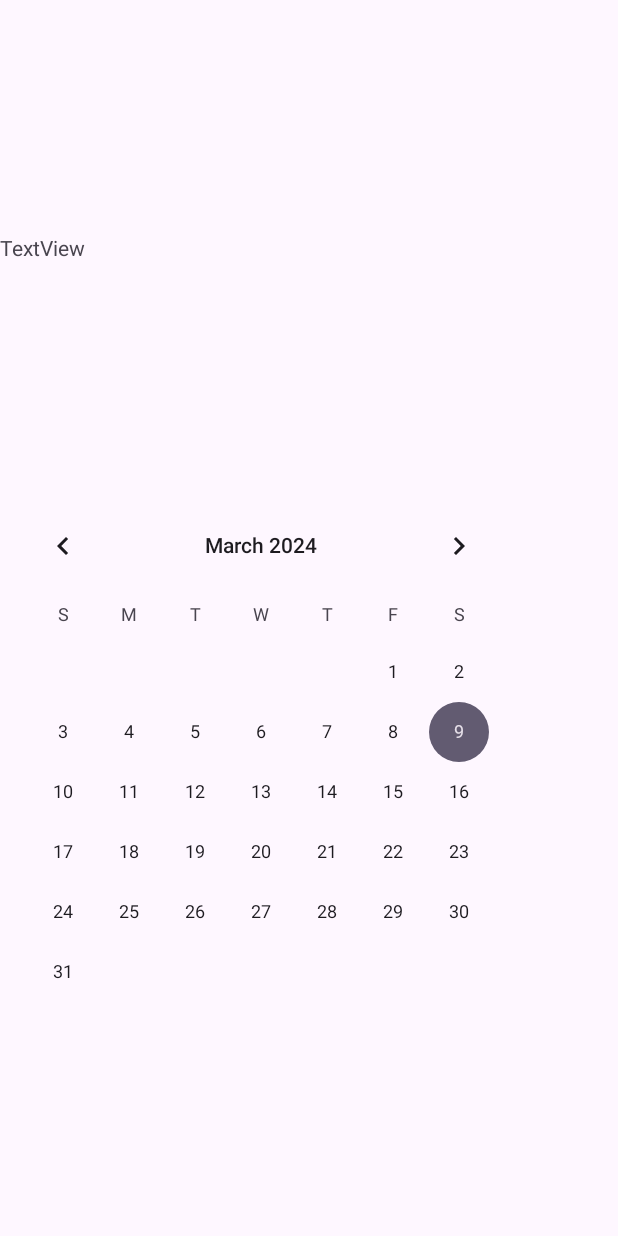
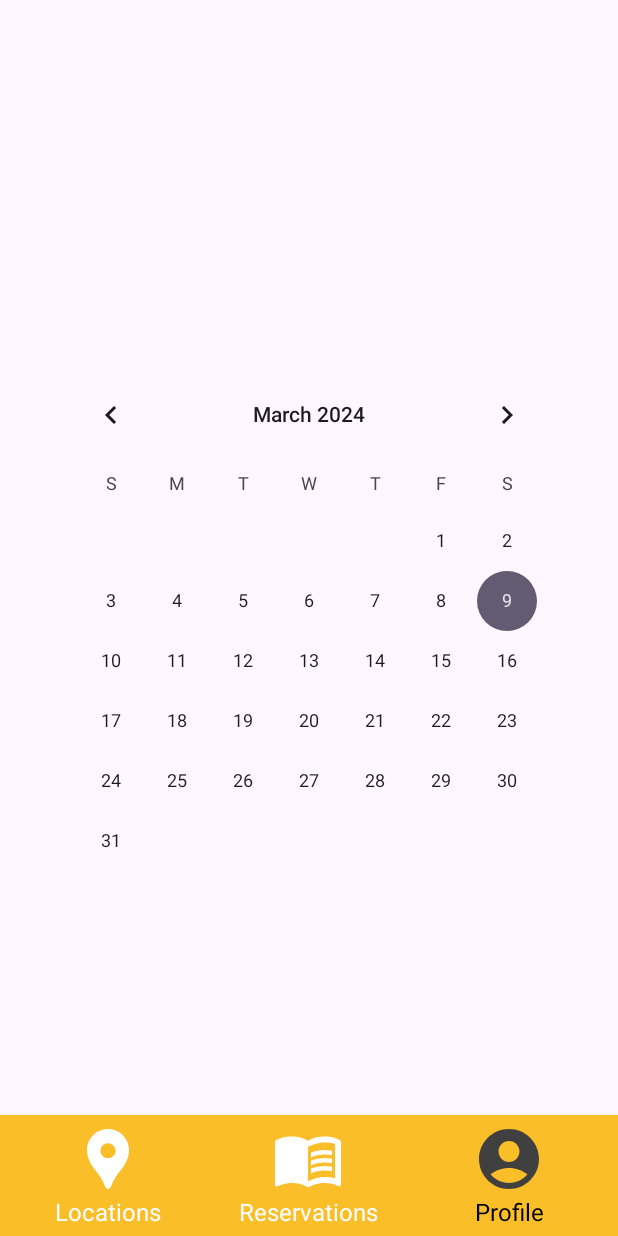
Before and after one commit to NicHerce/MOBDEV-MCO, an Android app: the ReserveLocationActivity screen opened directly, with no data from a screen before it, on a phone screen of 412 x 824 dp. Run offline under Robolectric (Android 15) with nearby library versions, the phone set to English and light mode, and no system bars.

Commit message:
few more edits on reserve location

```diff
--- a/app/src/main/java/com/mobdeve/s12/group9/mobdev_mco/HomeActivity.kt
+++ b/app/src/main/java/com/mobdeve/s12/group9/mobdev_mco/HomeActivity.kt
@@ -31,9 +31,9 @@ class HomeActivity : AppCompatActivity() {
             val imageId: Int = result.data?.getIntExtra(ReserveLocationActivity.imageIdKey, 0)!!
             val position: Int = result.data?.getIntExtra(ReserveLocationActivity.positionKey, 0)!!
 
-//            Log.d(TAG, "" + name)
-//            Log.d(TAG, "" + imageId)
-//            Log.d(TAG, "" + position)
+            Log.d(TAG, "" + name)
+            Log.d(TAG, "" + imageId)
+            Log.d(TAG, "" + position)
 //            val locationModel = LocationModel(name, imageId)
 //            Log.d(TAG, "" + locationModel)
 //            this.locationModelList.removeAt(position)
--- a/app/src/main/java/com/mobdeve/s12/group9/mobdev_mco/MyAdapter.kt
+++ b/app/src/main/java/com/mobdeve/s12/group9/mobdev_mco/MyAdapter.kt
@@ -1,6 +1,7 @@
 package com.mobdeve.s12.group9.mobdev_mco
 
 import android.content.Intent
+import android.util.Log
 import android.view.LayoutInflater
 import android.view.ViewGroup
 import androidx.activity.result.ActivityResultLauncher
@@ -11,6 +12,7 @@ import com.mobdeve.s12.group9.mobdev_mco.databinding.LocationsLayoutBinding
 // Adapter requires 3 functions: onCreateViewHolder, onBindViewHolder, and getItemCount
 class MyAdapter(private val data: ArrayList<LocationModel>, private val reserveLocationSlotLauncher: ActivityResultLauncher<Intent>) : Adapter<MyViewHolder>() {
     companion object {
+        const val TAG: String = "My Adapter"
         const val nameKey : String = "NAME_KEY"
         const val imageIdKey : String = "IMAGE_ID_KEY"
         const val positionKey: String = "POSITION_KEY"
@@ -28,7 +30,8 @@ class MyAdapter(private val data: ArrayList<LocationModel>, private val reserveL
             val intent: Intent = Intent(myViewHolder.itemView.context, ReserveLocationActivity::class.java)
 
             intent.putExtra(ReserveLocationActivity.nameKey, itemViewBinding.tvLocationName.text.toString())
-            intent.putExtra(ReserveLocationActivity.imageIdKey, itemViewBinding.ivLocationImg.id.toString())
+            Log.d(TAG, "id =" + itemViewBinding.ivLocationImg.id)
+            intent.putExtra(ReserveLocationActivity.imageIdKey, itemViewBinding.ivLocationImg.id)
             intent.putExtra(ReserveLocationActivity.positionKey, myViewHolder.adapterPosition)
 
             this.reserveLocationSlotLauncher.launch(intent)
--- a/app/src/main/java/com/mobdeve/s12/group9/mobdev_mco/ReserveLocationActivity.kt
+++ b/app/src/main/java/com/mobdeve/s12/group9/mobdev_mco/ReserveLocationActivity.kt
@@ -4,11 +4,13 @@ import android.app.Activity
 import android.content.Intent
 import androidx.appcompat.app.AppCompatActivity
 import android.os.Bundle
+import android.util.Log
 import android.view.View
 import com.mobdeve.s12.group9.mobdev_mco.databinding.ActivityReserveLocationBinding
 
 class ReserveLocationActivity : AppCompatActivity() {
     companion object {
+        const val TAG : String = "Reserve Location Activity"
         const val nameKey : String = "NAME_KEY"
         const val imageIdKey : String = "IMAGE_ID_KEY"
         const val positionKey: String = "POSITION_KEY"
@@ -24,9 +26,13 @@ class ReserveLocationActivity : AppCompatActivity() {
         this.reserveLocationBinding = ActivityReserveLocationBinding.inflate(layoutInflater)
         setContentView(reserveLocationBinding.root)
 
-//        reserveLocationBinding.titleEtv.setText(intent.getStringExtra(ReserveLocationActivity.nameKey))
-//        reserveLocationBinding.bodyEtv.setText(intent.getStringExtra(ReserveLocationActivity.imageIdKey))
-//        val position = intent.getIntExtra(ReserveLocationActivity.positionKey, 0)
+//        Log.d(TAG, "reserve location id =" + ReserveLocationActivity.imageIdKey)
+        reserveLocationBinding.locationNameTv.setText(intent.getStringExtra(ReserveLocationActivity.nameKey))
+//        Log.d(TAG, "reserve location id 2 =" + intent.getIntExtra(ReserveLocationActivity.imageIdKey, 0))
+        reserveLocationBinding.locationImageTv.setImageResource(intent.getIntExtra(ReserveLocationActivity.imageIdKey, 0))
+        val position = intent.getIntExtra(ReserveLocationActivity.positionKey, 0)
+
+//        reserveLocationBinding.
 //
 //        reserveLocationBinding.saveChangesBtn.setOnClickListener(View.OnClickListener {
 //            val intent: Intent = Intent()
--- a/app/src/main/res/layout/activity_reserve_location.xml
+++ b/app/src/main/res/layout/activity_reserve_location.xml
@@ -1,5 +1,5 @@
 <?xml version="1.0" encoding="utf-8"?>
-<LinearLayout xmlns:android="http://schemas.android.com/apk/res/android"
+<androidx.constraintlayout.widget.ConstraintLayout xmlns:android="http://schemas.android.com/apk/res/android"
     xmlns:app="http://schemas.android.com/apk/res-auto"
     xmlns:tools="http://schemas.android.com/tools"
     android:layout_width="match_parent"
@@ -12,23 +12,132 @@
     <!--        android:layout_width="wrap_content"-->
     <!--        android:layout_height="wrap_content"></CalendarView>-->
 
+    <androidx.constraintlayout.widget.ConstraintLayout
+        android:id="@+id/constraintLayout"
+        android:layout_width="410dp"
+        android:layout_height="243dp"
+        app:layout_constraintTop_toTopOf="parent">
+
         <ImageView
             android:id="@+id/locationImageTv"
-        android:layout_width="wrap_content"
-        android:layout_height="wrap_content"
-        android:layout_weight="1"/>
-<!--        android:src="@tools:sample/avatars" />-->
+            android:layout_width="match_parent"
+            android:layout_height="match_parent" />
 
         <TextView
             android:id="@+id/locationNameTv"
+            android:layout_width="wrap_content"
+            android:layout_height="wrap_content"
+            android:layout_marginStart="20dp"
+            android:layout_marginBottom="20dp"
+            android:text="TextView"
+            app:layout_constraintBottom_toBottomOf="parent"
+            app:layout_constraintStart_toStartOf="parent" />
+    </androidx.constraintlayout.widget.ConstraintLayout>
+
+    <LinearLayout
         android:layout_width="match_parent"
-        android:layout_height="wrap_content"
-        android:layout_weight="1"
-        android:text="TextView" />
+        android:layout_height="match_parent"
+        android:gravity="center"
+        android:orientation="vertical"
+        app:layout_constraintTop_toBottomOf="@id/constraintLayout">
 
         <CalendarView
             android:id="@+id/locationCalendarReservationCv"
             android:layout_width="wrap_content"
+            android:layout_height="wrap_content" />
+    </LinearLayout>
+
+    <LinearLayout
+        android:id="@+id/navbar"
+        android:layout_width="match_parent"
         android:layout_height="wrap_content"
-        android:layout_weight="1" />
+        android:background="@drawable/yellow_background"
+        android:baselineAligned="false"
+        android:padding="5dp"
+        app:layout_constraintBottom_toBottomOf="parent"
+        app:layout_constraintEnd_toEndOf="parent"
+        app:layout_constraintHorizontal_bias="0.0"
+        app:layout_constraintStart_toStartOf="parent"
+        app:layout_constraintTop_toTopOf="parent"
+        app:layout_constraintVertical_bias="1.0">
+
+        <LinearLayout
+            android:id="@+id/locationsBtn"
+            android:layout_width="wrap_content"
+            android:layout_height="wrap_content"
+            android:layout_gravity="center"
+            android:layout_weight="1"
+            android:gravity="center"
+            android:orientation="vertical">
+
+            <ImageView
+                android:id="@+id/ivLocationIcon"
+                android:layout_width="wrap_content"
+                android:layout_height="wrap_content"
+                app:srcCompat="@drawable/baseline_location_pin_24" />
+
+            <TextView
+                android:id="@+id/tvLocation"
+                android:layout_width="match_parent"
+                android:layout_height="wrap_content"
+                android:gravity="center"
+                android:text="Locations"
+                android:textColor="@color/white"
+                android:textSize="16sp" />
         </LinearLayout>
+
+        <LinearLayout
+            android:id="@+id/viewReservationsBtn"
+            android:layout_width="wrap_content"
+            android:layout_height="wrap_content"
+            android:layout_gravity="center"
+            android:layout_weight="1"
+            android:gravity="center"
+            android:orientation="vertical">
+
+            <ImageView
+                android:id="@+id/ivReservationsIcon"
+                android:layout_width="wrap_content"
+                android:layout_height="wrap_content"
+                android:src="@drawable/baseline_menu_book_24" />
+
+            <TextView
+                android:id="@+id/tvReservations"
+                android:layout_width="match_parent"
+                android:layout_height="wrap_content"
+                android:gravity="center"
+                android:text="Reservations"
+                android:textColor="@color/white"
+                android:textSize="16sp" />
+        </LinearLayout>
+
+        <LinearLayout
+            android:id="@+id/profileBtn"
+            android:layout_width="wrap_content"
+            android:layout_height="wrap_content"
+            android:layout_gravity="center"
+            android:layout_weight="1"
+            android:gravity="center"
+            android:orientation="vertical">
+
+            <ImageView
+                android:id="@+id/ivProfileIcon"
+                android:layout_width="wrap_content"
+                android:layout_height="wrap_content"
+                android:src="@drawable/baseline_selected_account_circle_24" />
+
+            <TextView
+                android:id="@+id/tvProfile"
+                android:layout_width="match_parent"
+                android:layout_height="wrap_content"
+                android:gravity="center"
+                android:text="Profile"
+                android:textColor="@color/black"
+                android:textSize="16sp" />
+        </LinearLayout>
+
+    </LinearLayout>
+
+    <!--        android:src="@tools:sample/avatars" />-->
+
+</androidx.constraintlayout.widget.ConstraintLayout>
```
Lines whose indentation alone changed are shown as unchanged.
